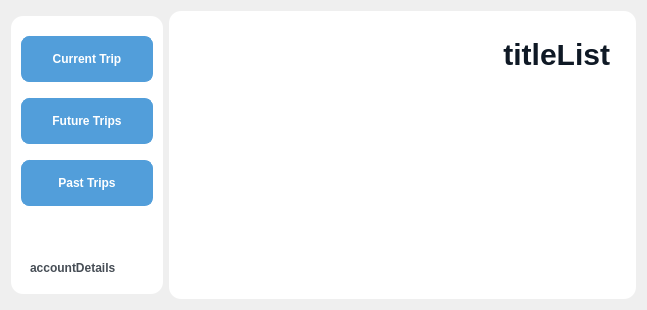
Qt form mainForm.ui (PantilaK/Pigeon) before a commit.
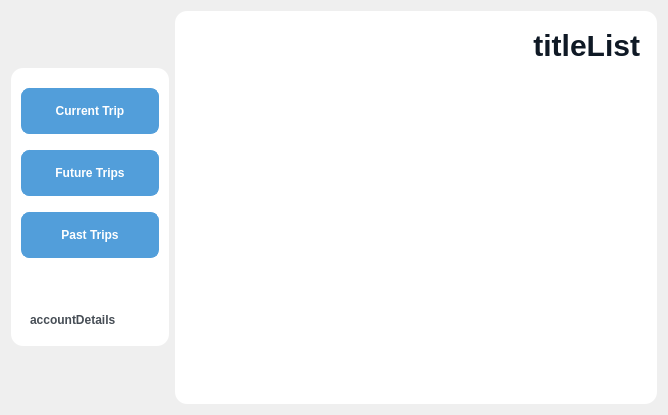
The same form after that commit.

What changed in the file:
```diff
--- a/mainForm.ui
+++ b/mainForm.ui
@@ -6,8 +6,8 @@
    <rect>
     <x>0</x>
     <y>0</y>
-    <width>647</width>
-    <height>310</height>
+    <width>668</width>
+    <height>415</height>
    </rect>
   </property>
   <property name="windowTitle">
@@ -180,6 +180,18 @@
         <layout class="QHBoxLayout" name="horizontalLayout_2">
          <item>
           <widget class="QLabel" name="acountDetailsLabel">
+           <property name="sizePolicy">
+            <sizepolicy hsizetype="Fixed" vsizetype="Preferred">
+             <horstretch>0</horstretch>
+             <verstretch>0</verstretch>
+            </sizepolicy>
+           </property>
+           <property name="minimumSize">
+            <size>
+             <width>120</width>
+             <height>0</height>
+            </size>
+           </property>
            <property name="text">
             <string>accountDetails</string>
            </property>
@@ -245,10 +257,20 @@
   border: 3px solid #9ac3fe;
 }</string>
      </property>
-     <layout class="QVBoxLayout" name="verticalLayout_2" stretch="0">
+     <layout class="QVBoxLayout" name="verticalLayout_2" stretch="0,0">
       <property name="sizeConstraint">
        <enum>QLayout::SetDefaultConstraint</enum>
       </property>
+      <item>
+       <widget class="QLabel" name="tripListHeading">
+        <property name="text">
+         <string>titleList</string>
+        </property>
+        <property name="alignment">
+         <set>Qt::AlignRight|Qt::AlignTop|Qt::AlignTrailing</set>
+        </property>
+       </widget>
+      </item>
       <item>
        <widget class="QScrollArea" name="scrollArea">
         <property name="horizontalScrollBarPolicy">
@@ -265,8 +287,8 @@
           <rect>
            <x>0</x>
            <y>0</y>
-           <width>432</width>
-           <height>262</height>
+           <width>446</width>
+           <height>297</height>
           </rect>
          </property>
          <property name="sizePolicy">
@@ -275,18 +297,7 @@
            <verstretch>0</verstretch>
           </sizepolicy>
          </property>
-         <layout class="QVBoxLayout" name="verticalLayout_3">
-          <item>
-           <widget class="QLabel" name="tripListHeading">
-            <property name="text">
-             <string>titleList</string>
-            </property>
-            <property name="alignment">
-             <set>Qt::AlignRight|Qt::AlignTop|Qt::AlignTrailing</set>
-            </property>
-           </widget>
-          </item>
-         </layout>
+         <layout class="QVBoxLayout" name="verticalLayout_3"/>
         </widget>
        </widget>
       </item>
```
